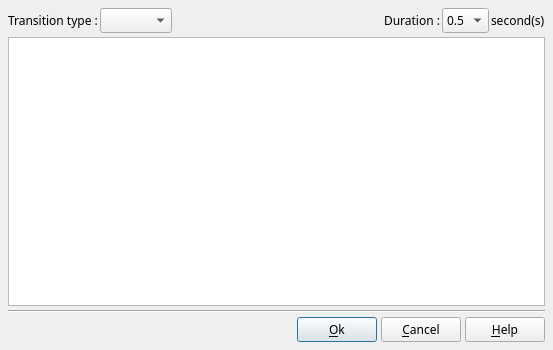
The window that src/ffDiaporama/DlgTransition/DlgTransitionProperties.ui (boenki/ffdiaporama) describes before a commit, drawn with Qt 5.
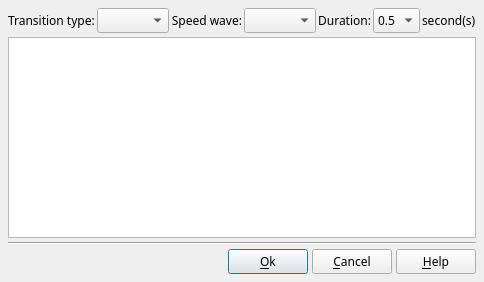
The same window after the commit. Icons and pictures are not drawn. Custom widgets are drawn as their Qt base class.

```diff
--- a/src/ffDiaporama/DlgTransition/DlgTransitionProperties.ui
+++ b/src/ffDiaporama/DlgTransition/DlgTransitionProperties.ui
@@ -6,8 +6,8 @@
    <rect>
     <x>0</x>
     <y>0</y>
-    <width>553</width>
-    <height>350</height>
+    <width>476</width>
+    <height>282</height>
    </rect>
   </property>
   <property name="font">
@@ -37,7 +37,7 @@
      <item>
       <widget class="QLabel" name="label">
        <property name="text">
-        <string>Transition type :</string>
+        <string>Transition type:</string>
        </property>
       </widget>
      </item>
@@ -54,6 +54,25 @@
        </property>
       </widget>
      </item>
+     <item>
+      <widget class="QLabel" name="label_4">
+       <property name="sizePolicy">
+        <sizepolicy hsizetype="Expanding" vsizetype="Preferred">
+         <horstretch>0</horstretch>
+         <verstretch>0</verstretch>
+        </sizepolicy>
+       </property>
+       <property name="text">
+        <string>Speed wave:</string>
+       </property>
+       <property name="alignment">
+        <set>Qt::AlignRight|Qt::AlignTrailing|Qt::AlignVCenter</set>
+       </property>
+      </widget>
+     </item>
+     <item>
+      <widget class="cCSpeedWaveComboBox" name="SpeedWaveCB"/>
+     </item>
      <item>
       <widget class="QLabel" name="label_2">
        <property name="sizePolicy">
@@ -63,7 +82,7 @@
         </sizepolicy>
        </property>
        <property name="text">
-        <string>Duration :</string>
+        <string>Duration:</string>
        </property>
        <property name="alignment">
         <set>Qt::AlignRight|Qt::AlignTrailing|Qt::AlignVCenter</set>
@@ -266,6 +285,13 @@
    </item>
   </layout>
  </widget>
+ <customwidgets>
+  <customwidget>
+   <class>cCSpeedWaveComboBox</class>
+   <extends>QComboBox</extends>
+   <header>../CustomCtrl/cCSpeedWaveComboBox.h</header>
+  </customwidget>
+ </customwidgets>
  <resources>
   <include location="../../../RSCffDiaporama.qrc"/>
  </resources>
```
